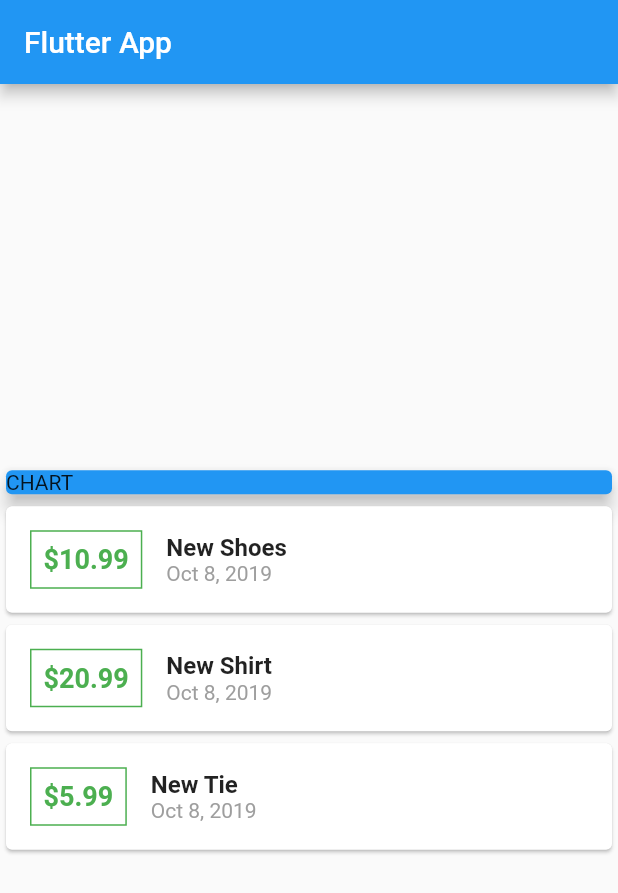
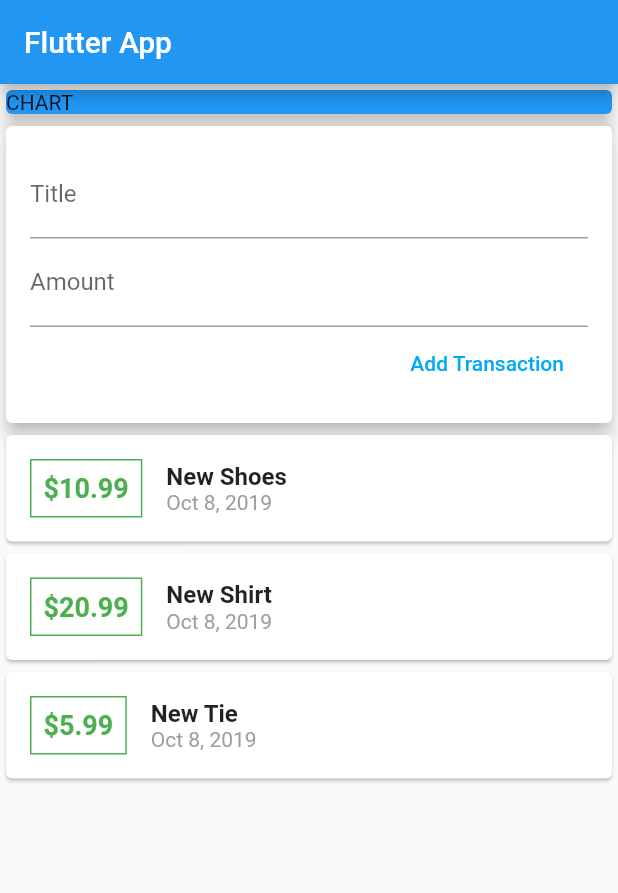
Before and after one commit to tabuckner/flutter_course, a Flutter app: the screen it shows after launch, on a phone screen of 412 x 824 dp. Shown: the top 893 px of the screen. Run offline on Flutter 3.47's test engine with Material 2 defaults, Android fonts, the phone set to English and light mode, and no system bars.

Commit message:
Finished video 88.

```diff
--- a/expenses/lib/main.dart
+++ b/expenses/lib/main.dart
@@ -1,7 +1,7 @@
+import 'package:expenses/widgets/user_transactions.dart';
 import 'package:flutter/material.dart';
-import 'package:intl/intl.dart';
 
-import './transaction.dart';
+import './widgets/user_transactions.dart';
 
 void main() => runApp(MyApp());
 
@@ -24,92 +24,13 @@ class MyHomePage extends StatefulWidget {
 }
 
 class _MyHomePageState extends State<MyHomePage> {
-  final List<Transaction> transactions = [
-    Transaction(
-      id: 't1',
-      title: 'New Shoes',
-      amount: 10.99,
-      date: DateTime.now(),
-    ),
-    Transaction(
-      id: 't2',
-      title: 'New Shirt',
-      amount: 20.99,
-      date: DateTime.now(),
-    ),
-    Transaction(
-      id: 't3',
-      title: 'New Tie',
-      amount: 5.99,
-      date: DateTime.now(),
-    ),
-  ];
-
   @override
   Widget build(BuildContext context) {
     return Scaffold(
       appBar: AppBar(
         title: Text('Flutter App'),
       ),
-      body: Column(
-        mainAxisAlignment: MainAxisAlignment.center,
-        crossAxisAlignment: CrossAxisAlignment.center,
-        children: <Widget>[
-          Container(
-            width: double.infinity,
-            child: Card(
-              color: Colors.blue,
-              child: Text('CHART'),
-              elevation: 5,
-            ),
-          ),
-          Column(
-            children: this.transactions.map((transaction) {
-              return Card(
-                child: Row(
-                  children: <Widget>[
-                    Container(
-                      margin: EdgeInsets.all(16),
-                      padding: EdgeInsets.all(8),
-                      decoration: BoxDecoration(
-                        border: Border.all(
-                          color: Colors.green,
-                          width: 1,
-                        ),
-                      ),
-                      child: Text(
-                        '\$${transaction.amount}',
-                        style: TextStyle(
-                            fontWeight: FontWeight.bold,
-                            fontSize: 18,
-                            color: Colors.green),
-                      ),
-                    ),
-                    Column(
-                      crossAxisAlignment: CrossAxisAlignment.start,
-                      children: <Widget>[
-                        Text(
-                          transaction.title,
-                          style: TextStyle(
-                            fontWeight: FontWeight.bold,
-                            fontSize: 16,
-                          ),
-                        ),
-                        Text(
-                          DateFormat.yMMMd().format(transaction.date),
-                          style: TextStyle(
-                            color: Colors.grey,
-                          ),
-                        ),
-                      ],
-                    ),
-                  ],
-                ),
-              );
-            }).toList(),
-          ),
-        ],
-      ),
+      body: UserTransactions(),
     );
   }
 }
--- /dev/null
+++ b/expenses/lib/widgets/new_transaction.dart
@@ -0,0 +1,42 @@
+import 'package:flutter/material.dart';
+
+class NewTransaction extends StatelessWidget {
+  final titleController = TextEditingController();
+  final amountController = TextEditingController();
+  final Function onAddTransaction;
+
+  NewTransaction(this.onAddTransaction);
+
+  @override
+  Widget build(BuildContext context) {
+    return Card(
+      elevation: 5,
+      child: Container(
+        padding: EdgeInsets.all(16),
+        child: Column(
+          crossAxisAlignment: CrossAxisAlignment.end,
+          children: <Widget>[
+            TextField(
+              decoration: InputDecoration(labelText: 'Title'),
+              controller: titleController,
+            ),
+            TextField(
+              decoration: InputDecoration(labelText: 'Amount'),
+              controller: amountController,
+            ),
+            FlatButton(
+              child: Text('Add Transaction'),
+              onPressed: () {
+                this.onAddTransaction(
+                  this.titleController.text,
+                  double.parse(this.amountController.text),
+                );
+              },
+              textColor: Colors.lightBlue,
+            )
+          ],
+        ),
+      ),
+    );
+  }
+}
--- /dev/null
+++ b/expenses/lib/widgets/transaction_list.dart
@@ -0,0 +1,66 @@
+import 'package:flutter/material.dart';
+import 'package:intl/intl.dart';
+
+import '../models/transaction.dart';
+
+class TransactionList extends StatelessWidget {
+  final List<Transaction> transactions;
+
+  TransactionList({
+    this.transactions,
+  });
+
+  @override
+  Widget build(BuildContext context) {
+    return Container(
+      height: 300,
+      child: ListView.builder(
+        itemBuilder: (context, index) {
+          Transaction transaction = this.transactions[index];
+          return Card(
+            child: Row(
+              children: <Widget>[
+                Container(
+                  margin: EdgeInsets.all(16),
+                  padding: EdgeInsets.all(8),
+                  decoration: BoxDecoration(
+                    border: Border.all(
+                      color: Colors.green,
+                      width: 1,
+                    ),
+                  ),
+                  child: Text(
+                    '\$${transaction.amount}',
+                    style: TextStyle(
+                        fontWeight: FontWeight.bold,
+                        fontSize: 18,
+                        color: Colors.green),
+                  ),
+                ),
+                Column(
+                  crossAxisAlignment: CrossAxisAlignment.start,
+                  children: <Widget>[
+                    Text(
+                      transaction.title,
+                      style: TextStyle(
+                        fontWeight: FontWeight.bold,
+                        fontSize: 16,
+                      ),
+                    ),
+                    Text(
+                      DateFormat.yMMMd().format(transaction.date),
+                      style: TextStyle(
+                        color: Colors.grey,
+                      ),
+                    ),
+                  ],
+                ),
+              ],
+            ),
+          );
+        },
+        itemCount: transactions.length,
+      ),
+    );
+  }
+}
--- /dev/null
+++ b/expenses/lib/widgets/user_transactions.dart
@@ -0,0 +1,67 @@
+import 'package:flutter/material.dart';
+
+import '../models/transaction.dart';
+import './new_transaction.dart';
+import './transaction_list.dart';
+
+class UserTransactions extends StatefulWidget {
+  @override
+  _UserTransactionsState createState() => _UserTransactionsState();
+}
+
+class _UserTransactionsState extends State<UserTransactions> {
+  final List<Transaction> _transactions = [
+    Transaction(
+      id: 't1',
+      title: 'New Shoes',
+      amount: 10.99,
+      date: DateTime.now(),
+    ),
+    Transaction(
+      id: 't2',
+      title: 'New Shirt',
+      amount: 20.99,
+      date: DateTime.now(),
+    ),
+    Transaction(
+      id: 't3',
+      title: 'New Tie',
+      amount: 5.99,
+      date: DateTime.now(),
+    ),
+  ];
+
+  void _addNewTransaction(String newTitle, double newAmount) {
+    final Transaction newTransaction = Transaction(
+      title: newTitle,
+      amount: newAmount,
+      date: DateTime.now(),
+      id: DateTime.now().toString(),
+    );
+
+    setState(() {
+      this._transactions.add(newTransaction);
+    });
+  }
+
+  @override
+  Widget build(BuildContext context) {
+    return Column(
+      crossAxisAlignment: CrossAxisAlignment.center,
+      children: <Widget>[
+        Container(
+          width: double.infinity,
+          child: Card(
+            color: Colors.blue,
+            child: Text('CHART'),
+            elevation: 5,
+          ),
+        ),
+        NewTransaction(this._addNewTransaction),
+        TransactionList(
+          transactions: this._transactions,
+        ),
+      ],
+    );
+  }
+}
```
Also changed, not shown: expenses/lib/models/transaction.dart (renamed from expenses/lib/transaction.dart).
